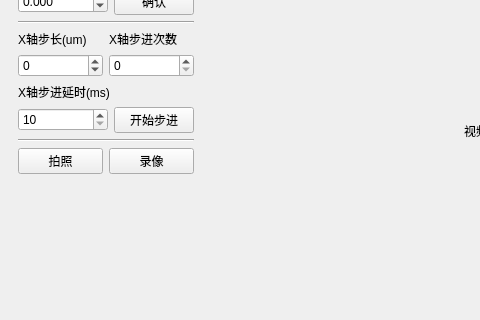
This is mainwindow.ui in choushunn/ZF_TriAxisCamControl as Qt 5 draws it before an edit; both pictures show x 0 to 480 and y 186 to 506 of the 800 by 600 pixel window. The edited form follows.
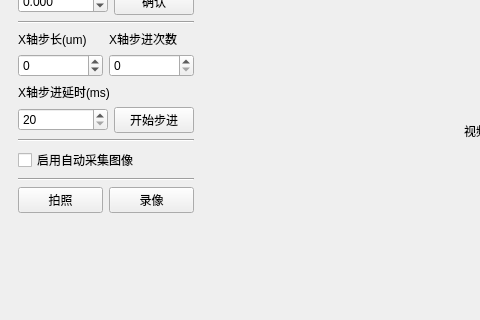
This is the edited form.

Patch:
```diff
--- a/mainwindow.ui
+++ b/mainwindow.ui
@@ -294,7 +294,7 @@
             </size>
            </property>
            <property name="minimum">
-            <number>10</number>
+            <number>20</number>
            </property>
            <property name="maximum">
             <number>10000</number>
@@ -323,6 +323,20 @@
          </property>
         </widget>
        </item>
+       <item>
+        <widget class="QCheckBox" name="m_chx_autoCapture">
+         <property name="text">
+          <string>启用自动采集图像</string>
+         </property>
+        </widget>
+       </item>
+       <item>
+        <widget class="Line" name="line_5">
+         <property name="orientation">
+          <enum>Qt::Horizontal</enum>
+         </property>
+        </widget>
+       </item>
        <item>
         <layout class="QHBoxLayout" name="horizontalLayout_11">
          <item>
```
Left out of the diff: 8 changed lines with no effect on the pictures.
